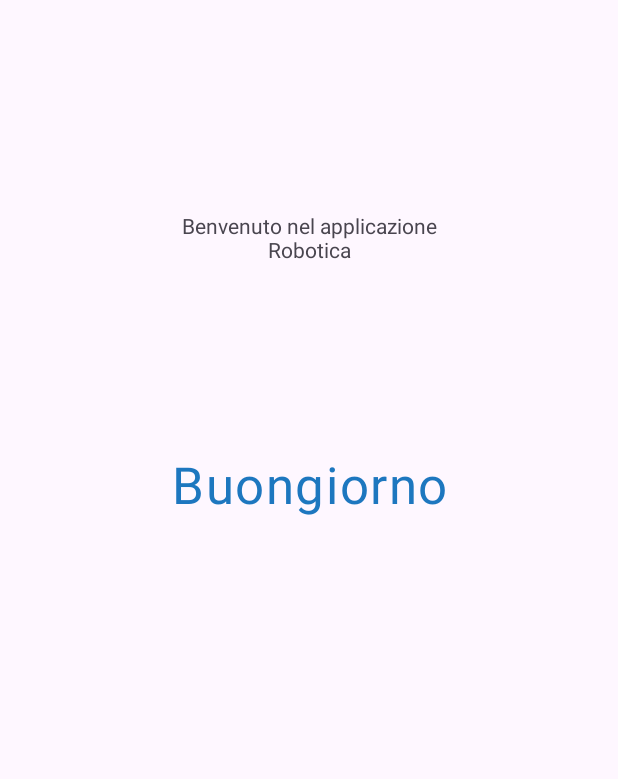
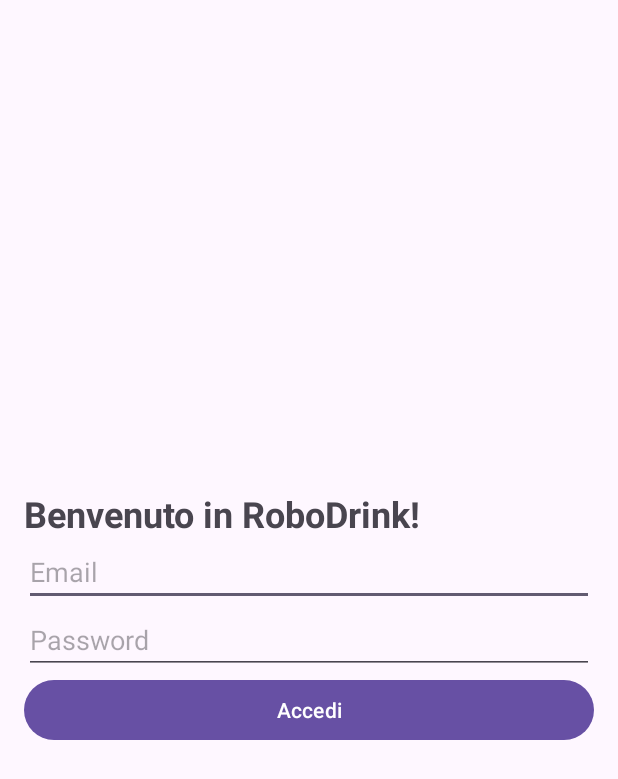
Before and after one commit to biagioSc/Progetto-Operating_systems_for_mobile_cloud_and_IoT, an Android app: the screen it shows after launch (MainActivity), on a phone screen of 412 x 824 dp. Shown: the top 779 px of the screen. Run offline under Robolectric (Android 15) with nearby library versions, the phone set to English and light mode, and no system bars.

Commit message:
Base di partenza per una schermata di login: -benvenuto -email -password -bottone accedi
Base di partenza per una logica di verifica di email e password

```diff
--- a/app/src/main/java/com/example/robotinteraction/MainActivity.java
+++ b/app/src/main/java/com/example/robotinteraction/MainActivity.java
@@ -1,14 +1,61 @@
 package com.example.robotinteraction;
+
+import android.os.Bundle;
+import android.view.View;
+import android.widget.Button;
+import android.widget.EditText;
 
 import androidx.appcompat.app.AppCompatActivity;
 
-import android.os.Bundle;
+public class MainActivity extends AppCompatActivity {
 
-public class MainActivity extends AppCompatActivity {
+    private EditText editTextEmail;
+    private EditText editTextPassword;
+    private Button buttonLogin;
 
     @Override
     protected void onCreate(Bundle savedInstanceState) {
         super.onCreate(savedInstanceState);
         setContentView(R.layout.activity_main);
+
+        // Set degli ID per i componenti grafici
+        editTextEmail = findViewById(R.id.editTextEmail);
+        editTextPassword = findViewById(R.id.editTextPassword);
+        buttonLogin = findViewById(R.id.buttonLogin);
+
+        // Gestire evento sul pulsante accedi"
+        buttonLogin.setOnClickListener(new View.OnClickListener() {
+            @Override
+            public void onClick(View v) {
+                String email = editTextEmail.getText().toString();
+                String password = editTextPassword.getText().toString();
+
+                // Verificare i dati con il database
+                if(!verifyCredentials(email,password)){
+                    //messaggio di errore, inserire nuovamente i dati
+                }
+                else{
+                    //procedere...
+                }
+            }
+        });
     }
+
+    private boolean verifyEmail(String email){
+        //connessione al database e verifica della mail
+        return false;
+    }
+
+    private boolean verifyPassword(String password){
+        //connessione al database e verifica della password
+        return false;
+    };
+    private boolean verifyCredentials(String email, String password){
+        if(!verifyEmail(email) || !verifyPassword(password)){
+            return false;
+        }
+        return true;
+    };
 }
+
+//
--- a/app/src/main/res/layout/activity_main.xml
+++ b/app/src/main/res/layout/activity_main.xml
@@ -1,47 +1,37 @@
 <?xml version="1.0" encoding="utf-8"?>
-<androidx.constraintlayout.widget.ConstraintLayout xmlns:android="http://schemas.android.com/apk/res/android"
-    xmlns:app="http://schemas.android.com/apk/res-auto"
-    xmlns:tools="http://schemas.android.com/tools"
+<LinearLayout xmlns:android="http://schemas.android.com/apk/res/android"
     android:layout_width="match_parent"
     android:layout_height="match_parent"
-    tools:context=".MainActivity">
+    android:gravity="center_vertical"
+    android:orientation="vertical"
+    android:padding="16dp">
 
     <TextView
-        android:id="@+id/textView"
-        android:layout_width="198dp"
-        android:layout_height="91dp"
-        android:text="Benvenuto nel applicazione Robotica"
-        android:textAlignment="center"
-        app:layout_constraintBottom_toBottomOf="parent"
-        app:layout_constraintEnd_toEndOf="parent"
-        app:layout_constraintStart_toStartOf="parent"
-        app:layout_constraintTop_toTopOf="parent"
-        app:layout_constraintVertical_bias="0.192" />
+        android:id="@+id/textViewWelcome"
+        android:layout_width="wrap_content"
+        android:layout_height="wrap_content"
+        android:text="Benvenuto in RoboDrink!"
+        android:textSize="24sp"
+        android:textStyle="bold" />
 
-    <LinearLayout
-        android:layout_width="409dp"
-        android:layout_height="515dp"
-        android:layout_marginStart="1dp"
-        android:layout_marginTop="32dp"
-        android:layout_marginEnd="1dp"
-        android:orientation="horizontal"
-        app:layout_constraintBottom_toBottomOf="parent"
-        app:layout_constraintEnd_toEndOf="parent"
-        app:layout_constraintStart_toStartOf="parent"
-        app:layout_constraintTop_toBottomOf="@+id/textView">
+    <EditText
+        android:id="@+id/editTextEmail"
+        android:layout_width="match_parent"
+        android:layout_height="wrap_content"
+        android:hint="Email"
+        android:inputType="textEmailAddress" />
 
-        <EditText
-            android:id="@+id/editTextText"
-            style="@style/Widget.Material3.AutoCompleteTextView.OutlinedBox.Dense"
-            android:layout_width="match_parent"
-            android:layout_height="wrap_content"
-            android:layout_weight="1"
-            android:ems="10"
-            android:inputType="text"
-            android:text="Buongiorno"
-            android:textAlignment="center"
-            android:textColor="#1D77BF"
-            android:textSize="34sp" />
-    </LinearLayout>
+    <EditText
+        android:id="@+id/editTextPassword"
+        android:layout_width="match_parent"
+        android:layout_height="wrap_content"
+        android:hint="Password"
+        android:inputType="textPassword" />
 
-</androidx.constraintlayout.widget.ConstraintLayout>
+    <Button
+        android:id="@+id/buttonLogin"
+        android:layout_width="match_parent"
+        android:layout_height="wrap_content"
+        android:text="Accedi" />
+
+</LinearLayout>
```
